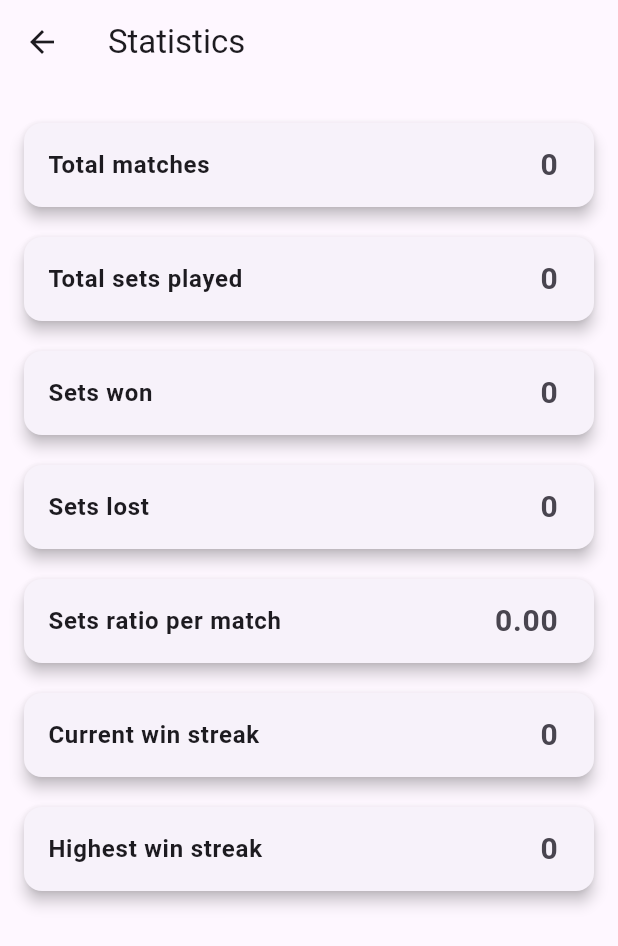
After one commit to mat183/squashy, a Flutter app: the StatsScreen screen opened directly, on a phone screen of 412 x 824 dp. The commit adds this screen. Shown: the top 946 px of the screen. Run offline on Flutter 3.47's test engine with Material 3 defaults, Android fonts, the phone set to English and light mode, and no system bars; our stand-ins replace cloud_firestore, firebase_auth, firebase_core, firebase_messaging, firebase_storage, flutter_riverpod and 2 more; accounts and stored records are empty; generated files the repository leaves out were written again.

Commit message:
Add statistics screen to the app

```diff
--- a/lib/models/match.dart
+++ b/lib/models/match.dart
@@ -50,7 +50,7 @@ const Map<int, String> courtNames = {
   9: 'TOLEDO',
   10: 'IBIZA',
   11: 'MALAGA',
-  12: '12',
+  12: 'BILBAO',
   13: '13',
   14: '14',
   15: '15',
--- /dev/null
+++ b/lib/screens/stats.dart
@@ -0,0 +1,101 @@
+import 'dart:math';
+
+import 'package:flutter/material.dart';
+import 'package:squashy/models/match.dart';
+import 'package:squashy/repositories/match_repository.dart';
+
+class StatsScreen extends StatefulWidget {
+  const StatsScreen({super.key});
+
+  @override
+  State<StatefulWidget> createState() => _StatsScreenState();
+}
+
+class _StatsScreenState extends State<StatsScreen> {
+  int _totalMatches = 0;
+  int _totalSets = 0;
+  int _setsWon = 0;
+  int _setsLost = 0;
+  int _winStreak = 0;
+  int _highestWinStreak = 0;
+  double _setsRatio = 0.0;
+
+  Widget _buildStatCard(String title, String value) {
+    return Card(
+      elevation: 4,
+      margin: EdgeInsets.symmetric(vertical: 10),
+      shape: RoundedRectangleBorder(borderRadius: BorderRadius.circular(12)),
+      child: ListTile(
+        title: Text(title, style: TextStyle(fontWeight: FontWeight.bold)),
+        trailing: Text(value,
+            style: TextStyle(fontSize: 20, fontWeight: FontWeight.bold)),
+      ),
+    );
+  }
+
+  Future<List<Match>> _fetchMatches() async {
+    final fetchedMatches = await MatchRepository().fetchMatches();
+    return fetchedMatches
+        .where((match) => match.status == MatchStatus.resolved)
+        .toList();
+  }
+
+  Future<void> _calculateStats() async {
+    final matches = await _fetchMatches();
+    int totalMatches = matches.length;
+    int setsWon = 0;
+    int setsLost = 0;
+    int winStreak = 0;
+    int highestWinStreak = 0;
+    for (Match match in matches) {
+      setsWon += match.setsWon;
+      setsLost += match.setsLost;
+      winStreak = match.setsWon > match.setsLost ? winStreak + 1 : 0;
+      highestWinStreak = max(highestWinStreak, winStreak);
+    }
+    final int totalSets = setsWon + setsLost;
+    final double setsRatio =
+        totalMatches > 0 ? (totalSets / totalMatches.toDouble()) : 0.0;
+
+    setState(() {
+      _totalMatches = totalMatches;
+      _totalSets = totalSets;
+      _setsWon = setsWon;
+      _setsLost = setsLost;
+      _winStreak = winStreak;
+      _highestWinStreak = highestWinStreak;
+      _setsRatio = setsRatio;
+    });
+  }
+
+  @override
+  void initState() {
+    super.initState();
+    _calculateStats();
+  }
+
+  @override
+  Widget build(BuildContext context) {
+    return Scaffold(
+      appBar: AppBar(
+        title: const Text('Statistics'),
+      ),
+      body: Padding(
+        padding: const EdgeInsets.all(16),
+        child: Column(
+          crossAxisAlignment: CrossAxisAlignment.start,
+          children: [
+            _buildStatCard('Total matches', _totalMatches.toString()),
+            _buildStatCard('Total sets played', _totalSets.toString()),
+            _buildStatCard('Sets won', _setsWon.toString()),
+            _buildStatCard('Sets lost', _setsLost.toString()),
+            _buildStatCard(
+                'Sets ratio per match', _setsRatio.toStringAsFixed(2)),
+            _buildStatCard('Current win streak', _winStreak.toString()),
+            _buildStatCard('Highest win streak', _highestWinStreak.toString()),
+          ],
+        ),
+      ),
+    );
+  }
+}
```
Also changed, not shown: lib/repositories/match_repository.dart (+16 -0 lines), lib/widgets/main_drawer.dart (+25 -13 lines).
